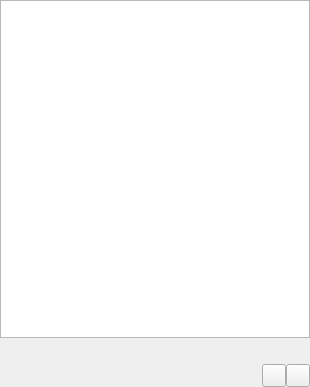
polpo/cantata-mac, file streams/streamspage.ui: the form before one commit.
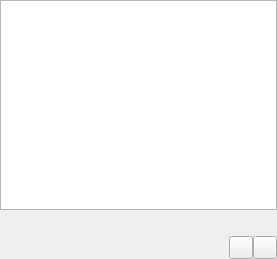
The form after the commit. Custom widgets are drawn as their Qt base class.

The edit to the form file:
```diff
--- a/streams/streamspage.ui
+++ b/streams/streamspage.ui
@@ -6,8 +6,8 @@
    <rect>
     <x>0</x>
     <y>0</y>
-    <width>310</width>
-    <height>387</height>
+    <width>277</width>
+    <height>259</height>
    </rect>
   </property>
   <layout class="QVBoxLayout" name="vlayout">
@@ -35,6 +35,12 @@
      <property name="spacing">
       <number>0</number>
      </property>
+     <property name="margin">
+      <number>0</number>
+     </property>
+     <item>
+      <widget class="SqueezedTextLabel" name="diStatusLabel"/>
+     </item>
      <item>
      <spacer name="horizontalSpacer">
       <property name="orientation">
@@ -59,6 +65,11 @@
   </layout>
  </widget>
  <customwidgets>
+  <customwidget>
+   <class>SqueezedTextLabel</class>
+   <extends>QLabel</extends>
+   <header>squeezedtextlabel.h</header>
+  </customwidget>
   <customwidget>
    <class>ItemView</class>
    <extends>QTreeView</extends>
```
Left out of the diff: 3 changed lines with no effect on the pictures. Lines whose indentation alone changed are shown as unchanged.
